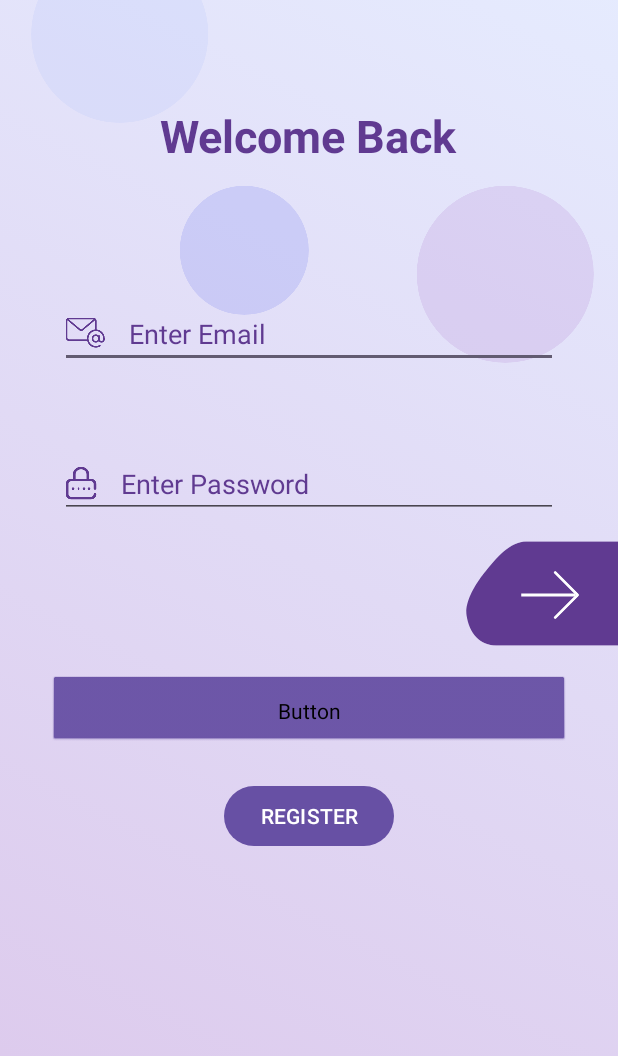
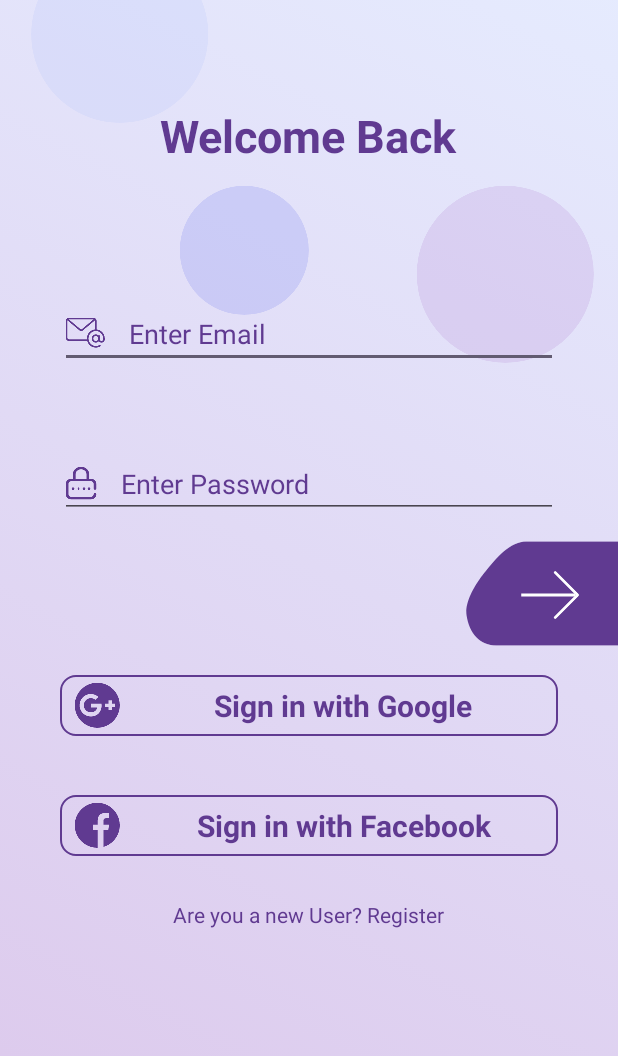
Before and after one commit to Brokeice123/FireBaseCloadChat, an Android app: the LoginAtivity screen opened directly, with no data from a screen before it, on a phone screen of 412 x 824 dp. Shown: the top 1056 px of the screen. Run offline under Robolectric (Android 15) with nearby library versions, the phone set to English and light mode, and no system bars; our stand-ins replace Firebase (no records; nobody signed in at launch, a user with empty details on screens opened directly); Roboto replaces fonts that are not available here.

Commit message:
Login Page Complete

```diff
--- a/app/src/main/java/com/example/firecloudchat_app/LoginAtivity.kt
+++ b/app/src/main/java/com/example/firecloudchat_app/LoginAtivity.kt
@@ -11,14 +11,14 @@ import com.google.firebase.auth.FirebaseAuth
 import androidx.core.graphics.ColorUtils
 import android.view.WindowManager
 import android.widget.ImageView
+import android.widget.TextView
 
 class LoginAtivity : AppCompatActivity() {
 
     lateinit var mEmail:EditText
     lateinit var mPassword:EditText
     lateinit var mbtnLogin:ImageView
-    lateinit var mbtnRegister:Button
-    lateinit var btn:Button
+    lateinit var mRegister:TextView
 
     //Initialise Firebase
     lateinit var auth:FirebaseAuth
@@ -30,8 +30,8 @@ class LoginAtivity : AppCompatActivity() {
         mEmail = findViewById(R.id.edtEmail)
         mPassword = findViewById(R.id.edtPassword)
         mbtnLogin = findViewById(R.id.btnlogin)
-        mbtnRegister = findViewById(R.id.btnRegister)
-        btn = findViewById(R.id.button)
+        mRegister = findViewById(R.id.txtReg)
+
 
         auth = FirebaseAuth.getInstance()
 
@@ -58,7 +58,7 @@ class LoginAtivity : AppCompatActivity() {
 
         }
 
-        mbtnRegister.setOnClickListener {
+        mRegister.setOnClickListener {
             var gotoregister = Intent(this, RegisterActvity::class.java)
             startActivity(gotoregister)
             finish()
--- a/app/src/main/res/drawable/btn_background2.xml
+++ b/app/src/main/res/drawable/btn_background2.xml
@@ -4,7 +4,6 @@
     <shape android:shape="rectangle">
         <stroke android:color="#603a91" android:width="1dp" />
         <corners android:radius="10dp" />
-        <solid android:color="@color/white" />
     </shape>
 </item>
 </selector>
--- a/app/src/main/res/layout/activity_login_ativity.xml
+++ b/app/src/main/res/layout/activity_login_ativity.xml
@@ -72,23 +72,58 @@
         android:layout_marginTop="350dp"
         app:srcCompat="@drawable/btn_login" />
 
-    <Button
-        android:id="@+id/button"
+
+    <TextView
+        android:id="@+id/textView4"
         android:layout_width="match_parent"
         android:layout_height="wrap_content"
         android:layout_centerHorizontal="true"
-        style="@android:style/Widget.Button"
-        android:layout_marginStart="32dp"
-        android:layout_marginEnd="32dp"
+        android:layout_marginTop="450dp"
+        android:background="@drawable/btn_background2"
         android:drawableStart="@drawable/google"
-        android:layout_marginTop="450dp"
-        android:text="Button" />
+        android:drawablePadding="16dp"
+        android:gravity="center"
+        android:paddingStart="10dp"
+        android:paddingTop="5dp"
+        android:paddingEnd="10dp"
+        android:layout_marginStart="40dp"
+        android:layout_marginEnd="40dp"
+        android:paddingBottom="5dp"
+        android:text="Sign in with Google"
+        android:textColor="#603a91"
+        android:textSize="20sp"
+        android:textStyle="bold"
+        />
 
-    <Button
-        android:id="@+id/btnRegister"
+    <TextView
+        android:id="@+id/textView5"
+        android:layout_width="match_parent"
+        android:layout_height="wrap_content"
+        android:layout_centerHorizontal="true"
+        android:layout_marginTop="530dp"
+        android:background="@drawable/btn_background2"
+        android:drawableStart="@drawable/facebook"
+        android:drawablePadding="16dp"
+        android:gravity="center"
+        android:paddingStart="10dp"
+        android:paddingTop="5dp"
+        android:paddingEnd="10dp"
+        android:paddingBottom="5dp"
+        android:layout_marginStart="40dp"
+        android:layout_marginEnd="40dp"
+        android:text="Sign in with Facebook"
+        android:textColor="#603a91"
+        android:textSize="20sp"
+        android:textStyle="bold"
+        />
+
+    <TextView
+        android:id="@+id/txtReg"
         android:layout_width="wrap_content"
         android:layout_height="wrap_content"
         android:layout_centerHorizontal="true"
-        android:layout_marginTop="520dp"
-        android:text="REGISTER" />
+        android:layout_marginTop="600dp"
+        android:textColor="#603a91"
+        android:text="Are you a new User? Register" />
+
 </RelativeLayout>
```
